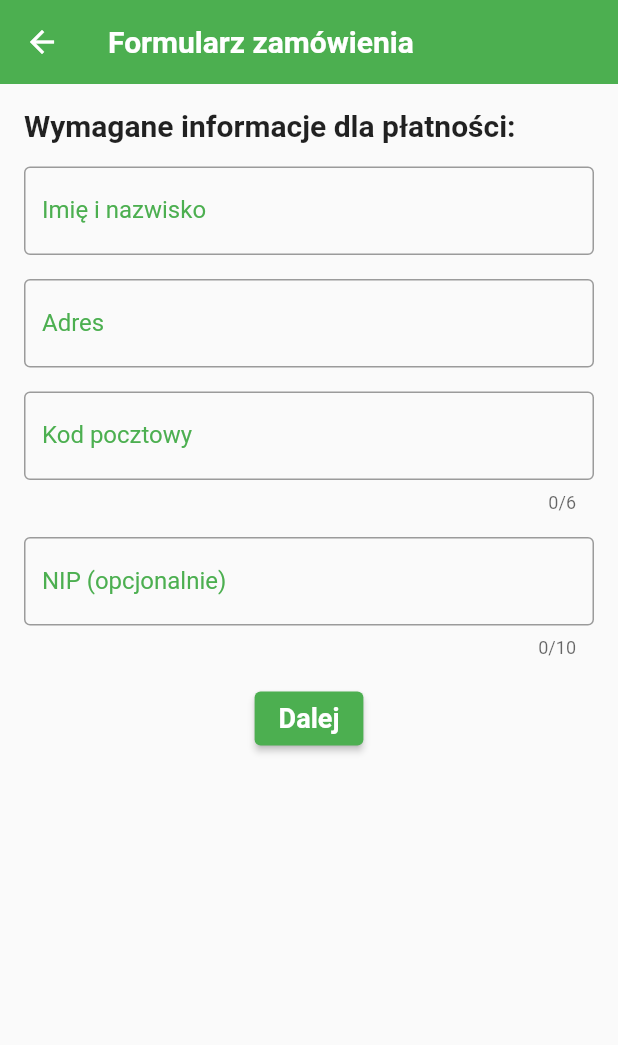
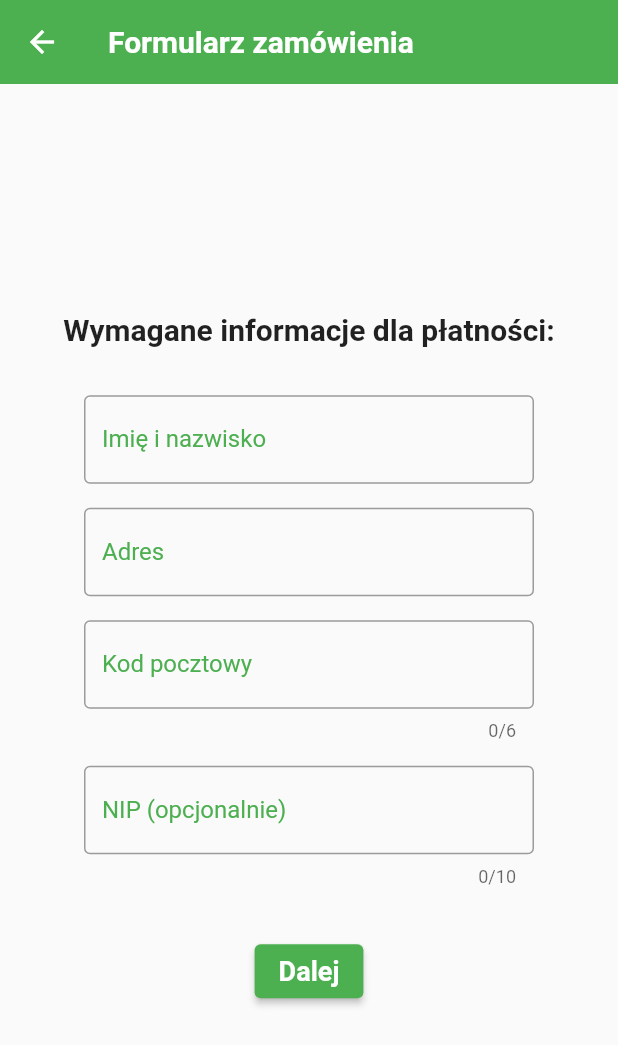
Before and after one commit to YehorUd/Zami, a Flutter app: the OrderFormPage screen opened directly, on a phone screen of 412 x 824 dp. Shown: the top 1045 px of the screen. Run offline on Flutter 3.47's test engine with Material 2 defaults, Android fonts, the phone set to English and light mode, and no system bars; our stand-ins replace cloud_firestore, firebase_auth, firebase_core, flutter_signin_button, google_sign_in, open_file and 2 more; missing offline and left inert: bcrypt, pay, recaptcha_enterprise_flutter; accounts and stored records are empty.

Commit message:
Version 1.8.6 Release Notes:
We are thrilled to announce that version 1.8.6 marks a significant milestone as the first fully stabilized and functional release of our application. This release represents a comprehensive effort to address reported issues, enhance existing features, and introduce new functionalities, making it the most robust version to date.

Key Improvements and Fixes:

Resolved a multitude of bugs reported by our users, ensuring a smoother and more reliable user experience across the application.
Introduced a dedicated form for storing credit card details, enhancing the security and convenience of payment transactions.
Updated the invoice system to provide users with a more detailed and informative breakdown of charges.
Added a customer address form, streamlining the process of capturing and managing customer information.
Enhancements Across the Board:

Optimized various aspects of the application to improve overall performance and responsiveness.
Introduced user interface refinements for a more visually cohesive and intuitive experience.
Expanded customization options to allow users greater flexibility in tailoring their interactions with the application.
This release is a culmination of our ongoing commitment to delivering a robust and user-friendly platform. We appreciate the valuable feedback from our users that has contributed to the refinement of this version. Please explore the updated features, and thank you for your continued support.

```diff
--- a/lib/main.dart
+++ b/lib/main.dart
@@ -40,6 +40,7 @@ class MyApp extends StatelessWidget {
   Widget build(BuildContext context) {
     return MaterialApp(
       title: 'Zami',
+      debugShowCheckedModeBanner: false,
       theme: appTheme,
       home: LoginPage(),
     );
--- a/lib/pages/order_form_page.dart
+++ b/lib/pages/order_form_page.dart
@@ -21,19 +21,30 @@ class _OrderFormPageState extends State<OrderFormPage> {
       appBar: AppBar(
         title: Text('Formularz zamówienia'),
       ),
-      body: SingleChildScrollView(
+      body: Center(
+        child: Container(
+          width: 400, // Szerokość kontenera
+          child: SingleChildScrollView(
             child: Padding(
               padding: EdgeInsets.all(16.0),
+              child: Column(
+                crossAxisAlignment: CrossAxisAlignment.start,
+                children: [
+                  Center(
+                    child: Text(
+                      'Wymagane informacje dla płatności:',
+                      style: TextStyle(fontSize: 20, fontWeight: FontWeight.bold),
+                    ),
+                  ),
+                  SizedBox(height: 32.0),
+                  Center(
+                    child: Container(
+                      width: 300,
                       child: Form(
                         key: _formKey,
                         child: Column(
                           crossAxisAlignment: CrossAxisAlignment.start,
                           children: [
-                Text(
-                  'Wymagane informacje dla płatności:',
-                  style: TextStyle(fontSize: 20, fontWeight: FontWeight.bold),
-                ),
-                SizedBox(height: 16.0),
                             TextFormField(
                               controller: _nameController,
                               decoration: InputDecoration(
@@ -61,7 +72,6 @@ class _OrderFormPageState extends State<OrderFormPage> {
                                 return null;
                               },
                             ),
-
                             SizedBox(height: 16.0),
                             TextFormField(
                               controller: _postalCodeController,
@@ -99,6 +109,12 @@ class _OrderFormPageState extends State<OrderFormPage> {
                               maxLength: 10,
                             ),
                             SizedBox(height: 16.0),
+                          ],
+                        ),
+                      ),
+                    ),
+                  ),
+                  SizedBox(height: 16.0),
                   Align(
                     alignment: Alignment.center,
                     child: ElevatedButton(
@@ -126,6 +142,7 @@ class _OrderFormPageState extends State<OrderFormPage> {
             ),
           ),
         ),
+      ),
     );
   }
 }
```
Also changed, not shown: lib/pages/product_detail_page.dart (+17 -3 lines), 14 other files. Lines whose indentation alone changed are shown as unchanged.
